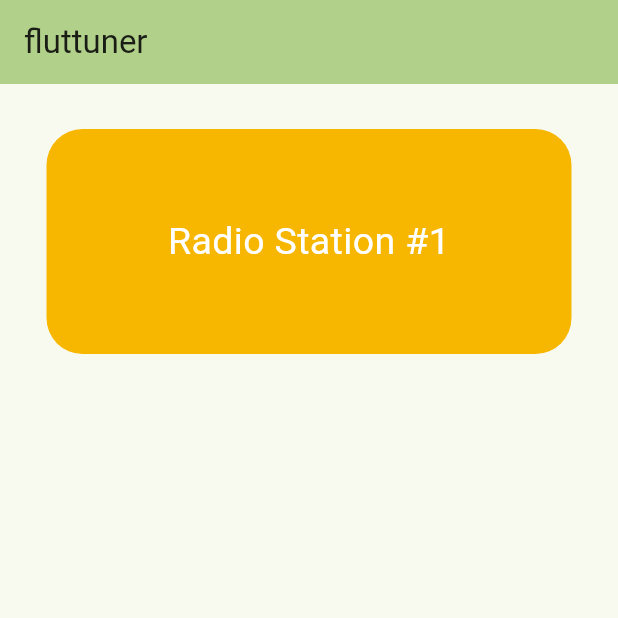
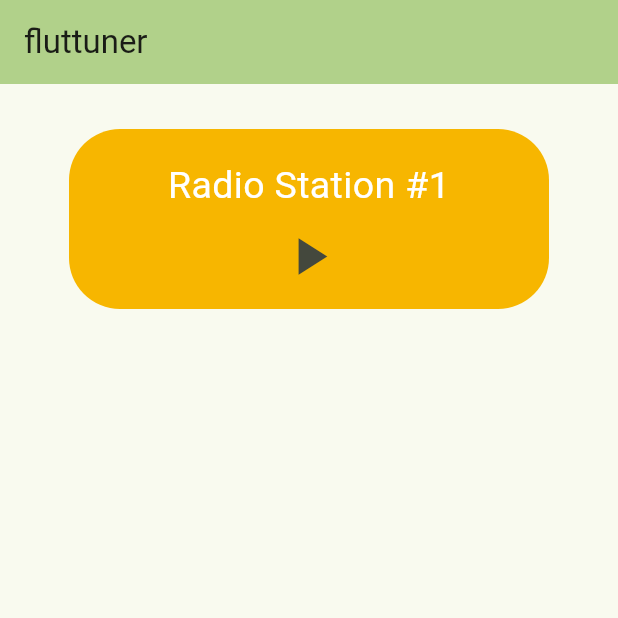
Before and after one commit to bloomingchad/fluttuner, a Flutter app: the screen it shows after launch, after a tap on "Radio Station #1", on a phone screen of 412 x 824 dp, the top half of it. Run offline on Flutter 3.47's test engine with Material 3 defaults, Android fonts, the phone set to English and light mode, and no system bars; our stand-ins replace just_audio.

Commit message:
fix: main: add play/pause and initial playerSetup
*   moved player setup to initState for correct initialization.
*   added isPlaying state variable to track player status.
*   implemented play/pause toggle functionality using IconButton and setState.

This commit fixes the audio player control by adding a play/pause toggle button and ensuring the player is properly initialized when the app starts

```diff
--- a/lib/main.dart
+++ b/lib/main.dart
@@ -3,9 +3,11 @@ import 'package:just_audio/just_audio.dart';
 
 final player = AudioPlayer();
 
-Future<void> setPlayer(AudioPlayer player) async {
-  final duration = await player.setUrl(           // Load a URL
-      'https://nl.ah.fm/mobile');                 // Schemes: (https: | file: | asset: )
+Future<void> setupPlayer(AudioPlayer player) async {
+  await player.setUrl(
+    // Load a URL
+    'https://nl.ah.fm/mobile',
+  ); // Schemes: (https: | file: | asset: )
 }
 
 Future<void> startPlayingPlayer(AudioPlayer player) async {
@@ -24,6 +26,8 @@ void main() {
   runApp(const MyApp());
   stopPlayer(player);
 }
+
+bool isPlaying = false;
 
 class MyApp extends StatelessWidget {
   const MyApp({super.key});
@@ -50,6 +54,12 @@ class MyHomePage extends StatefulWidget {
 }
 
 class _MyHomePageState extends State<MyHomePage> {
+  @override
+  void initState() {
+    // TODO: implement initState
+    super.initState();
+    setupPlayer(player);
+  }
 
   @override
   Widget build(BuildContext context) {
@@ -62,28 +72,29 @@ class _MyHomePageState extends State<MyHomePage> {
         child: Column(
           mainAxisAlignment: MainAxisAlignment.start,
           children: <Widget>[
-            const SizedBox(height: 30), // Add some space between the counter and the box
+            const SizedBox(
+              height: 30,
+            ), // Add some space between the counter and the box
+
             Container(
               decoration: BoxDecoration(
                 color: const Color(0xFFF7B600),
-                  /*border: Border.all(
-                  width: 8,
-                ),*/
-                borderRadius: BorderRadius.circular(24),
+                borderRadius: BorderRadius.circular(34),
               ),
-              width: 350, // Width of the rectangle
-              height: 150, // Height of the rectangle
+              width: 320, // Width of the rectangle
+              height: 120, // Height of the rectangle
               //color: Colors.redAccent, // Background color of the rectangle
               alignment: Alignment.topLeft, // Align the text to the center
-              child: GestureDetector(
+              child: Column(
+                children: [
+                  const SizedBox(height: 20),
+                  GestureDetector(
                     onTap: () {
                       // Handle the click event here
                       //print('Radio Station #1 clicked!');
-                  setPlayer(player);
-                  startPlayingPlayer(player);
                     },
                     child: const Center(
-                  child: const Text(
+                      child: Text(
                         textAlign: TextAlign.center,
                         'Radio Station #1',
                         style: TextStyle(
@@ -95,6 +106,22 @@ class _MyHomePageState extends State<MyHomePage> {
                       ),
                     ),
                   ),
+                  IconButton(
+                    iconSize: 42,
+                    icon: Icon(isPlaying ? Icons.pause : Icons.play_arrow),
+                    onPressed: () {
+                      if (!isPlaying) {
+                        startPlayingPlayer(player);
+                      } else {
+                        pausePlayer(player);
+                      }
+                      setState(() {
+                        isPlaying = !isPlaying;
+                      });
+                    },
+                  ),
+                ],
+              ),
             ),
           ],
         ),
```
Lines whose indentation alone changed are shown as unchanged.
